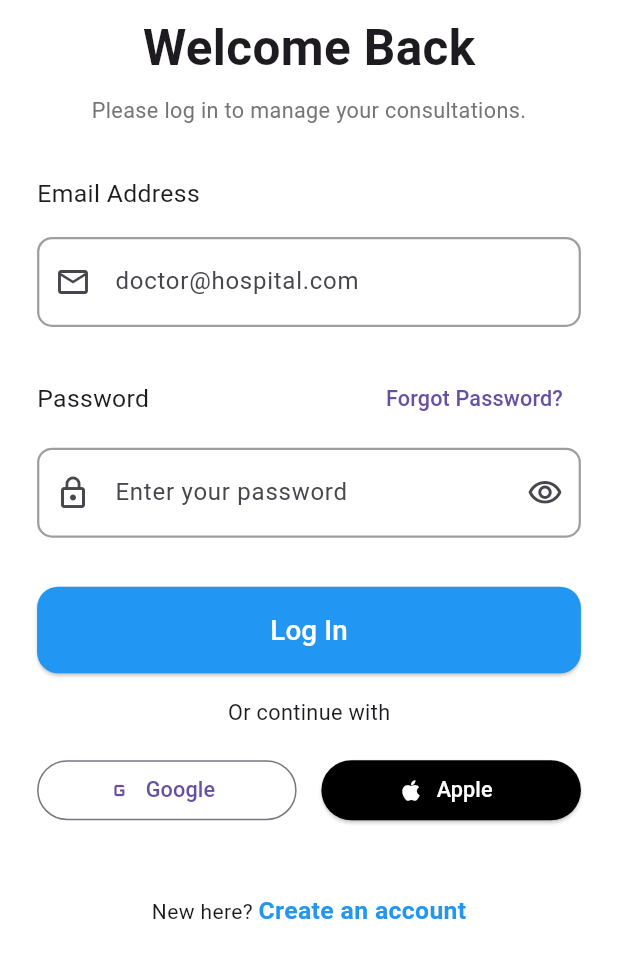
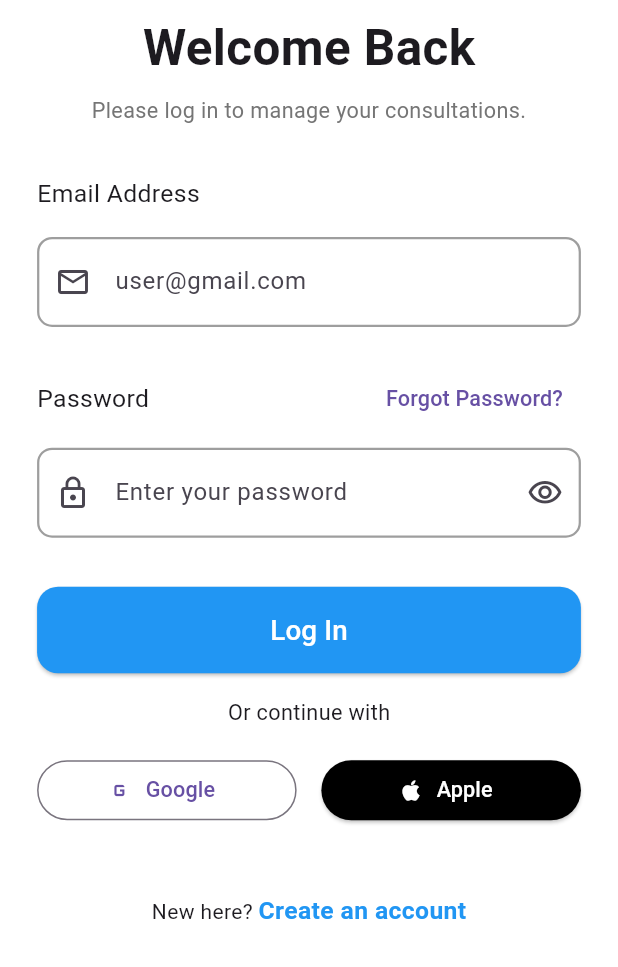
Before and after one commit to sherifamrmahmoud/MEDICALL-App, a Flutter app: the screen it shows after launch, after a tap on "Sign In", on a phone screen of 412 x 824 dp, the part 269-1236 px from its top. Run offline on Flutter 3.47's test engine with Material 3 defaults, Android fonts, the light colour scheme and no system bars; our stand-ins replace cloud_firestore, firebase_auth, firebase_core, flutter_bloc; accounts and stored records are empty.

Commit message:
Update login UI and hint text

```diff
--- a/lib/auth/login/login_screen.dart
+++ b/lib/auth/login/login_screen.dart
@@ -4,7 +4,6 @@ import 'package:nti5/auth/cubit/auth_cubit.dart';
 import 'package:nti5/auth/cubit/auth_state.dart';
 import 'package:nti5/auth/signup/signup_screen.dart';
 import 'package:nti5/auth/widgets/custom_text_form_field.dart';
-
 
 class LoginScreen extends StatefulWidget {
   const LoginScreen({super.key});
@@ -149,7 +148,7 @@ class _LoginScreenState extends State<LoginScreen> {
                                     SizedBox(height: size.height * 0.01),
 
                                     CustomTextFormField(
-                                      hint: 'doctor@hospital.com',
+                                      hint: 'user@gmail.com',
                                       controller: emailController,
                                       prefixIcon: Icons.email_outlined,
                                       keyboardType: TextInputType.emailAddress,
```
